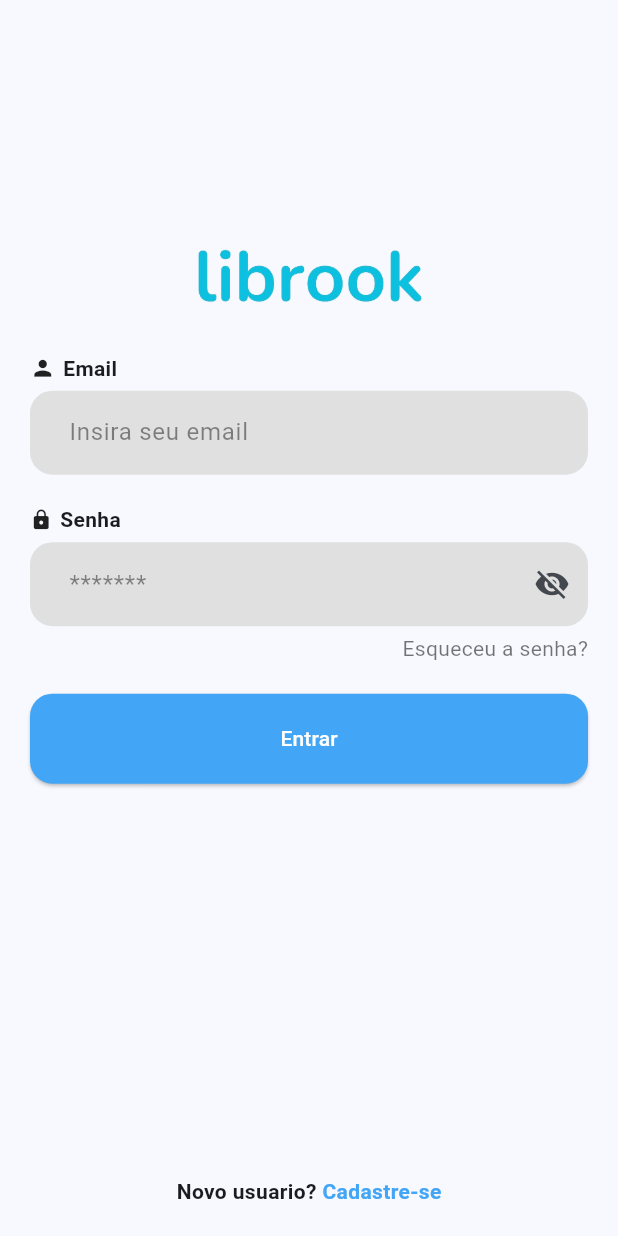
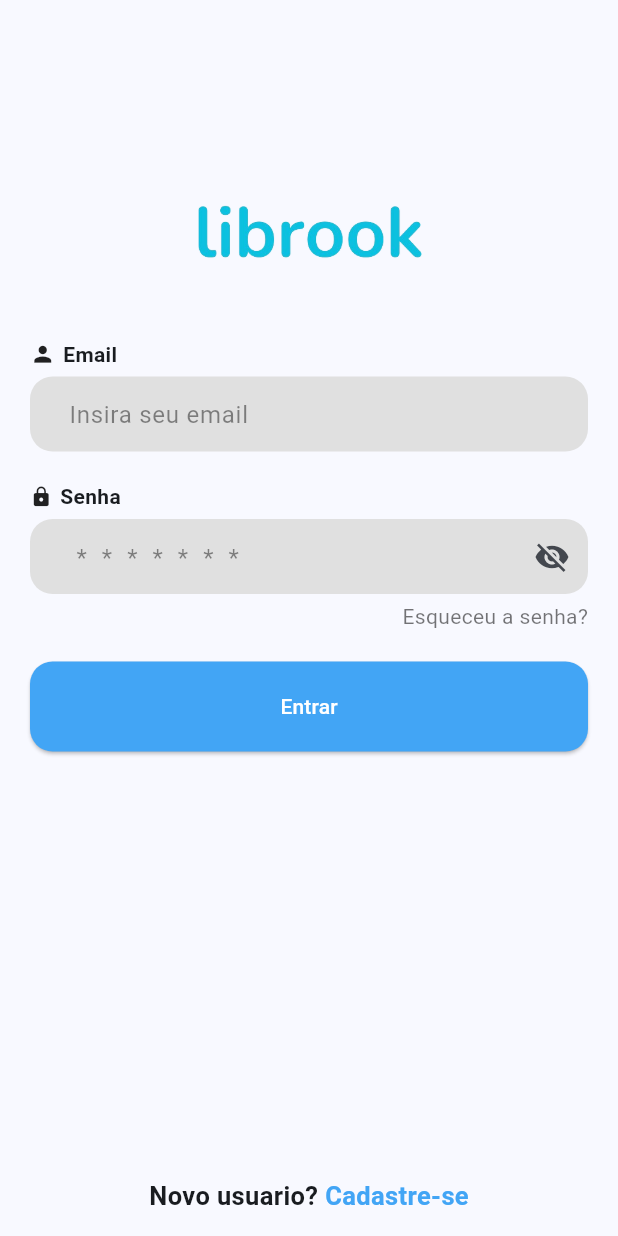
Before and after one commit to gabrieuu/book_app, a Flutter app: the screen it shows after launch, on a phone screen of 412 x 824 dp. Run offline on Flutter 3.47's test engine with Material 3 defaults, Android fonts, the phone set to English and light mode, and no system bars; our stand-ins replace dio, flutter_mobx, flutter_modular, get, hive, hive_flutter and 3 more; accounts and stored records are empty; generated files the repository leaves out were written again.

Commit message:
altera layout tela de login

```diff
--- a/lib/modules/auth/auth_module.dart
+++ b/lib/modules/auth/auth_module.dart
@@ -10,7 +10,7 @@ class AuthModule extends Module{
   @override
   void exportedBinds(Injector i) {
     i.addInstance<AuthRepository>(AuthRepository());
-    i.addLazySingleton<AuthController>(() => AuthController(i.get()));
+    i.addInstance<AuthController>(AuthController(i.get()));
     i.addInstance<UserRepository>(UserRepository(i.get()));
     i.addLazySingleton<UserController>(() => UserController(i.get()));
   }
--- a/lib/modules/auth/page/login_page.dart
+++ b/lib/modules/auth/page/login_page.dart
@@ -28,14 +28,16 @@ class _LoginPageState extends State<LoginPage> {
   @override
   Widget build(BuildContext context) {
     return Scaffold(
+      key: controller.scaffoldKeyLoginPage,
       resizeToAvoidBottomInset: false,
       body: Padding(
         padding: const EdgeInsets.symmetric(horizontal: 20),
         child: Column(
           crossAxisAlignment: CrossAxisAlignment.end,
           children: [
-            Expanded(
-              flex: 2,
+            Observer(builder: (_) {
+              return Flexible(
+                flex: !controller.isLogin ? 2 : 1,
                 child: Align(
                   alignment: Alignment.bottomCenter,
                   child: SizedBox(
@@ -47,14 +49,93 @@ class _LoginPageState extends State<LoginPage> {
                     ),
                   ),
                 ),
-            ),
-            Expanded(
-                flex: 4,
+              );
+            }),
+
+            Observer(builder: (context) {
+              return Expanded(
+                flex: controller.isLogin ? 3 : 5,
                 child: Form(
                   key: controller.formKey,
                   child: Column(
                     crossAxisAlignment: CrossAxisAlignment.end,
                     children: [
+                      Observer(
+                        builder: (context) {
+                          return (controller.isLogin)
+                              ? SizedBox()
+                              : Container(
+                                  constraints: BoxConstraints(
+                                    maxWidth: 400,
+                                  ),
+                                  child: Column(
+                                    crossAxisAlignment:
+                                        CrossAxisAlignment.start,
+                                    children: [
+                                      Padding(
+                                        padding:
+                                            const EdgeInsets.only(bottom: 5),
+                                        child: Row(
+                                          children: [
+                                            Icon(
+                                              Icons.person,
+                                              size: 17,
+                                            ),
+                                            SizedBox(
+                                              width: 5,
+                                            ),
+                                            const Text(
+                                              'Nome',
+                                              style: TextStyle(
+                                                  fontWeight: FontWeight.bold),
+                                            ),
+                                          ],
+                                        ),
+                                      ),
+                                      Container(
+                                        height: 50,
+                                        padding: EdgeInsets.only(left: 10),
+                                        decoration: BoxDecoration(
+                                          color: Colors.grey[300],
+                                          borderRadius:
+                                              BorderRadius.circular(15),
+                                        ),
+                                        child: TextFormField(
+                                          validator: (value) =>
+                                              controller.validarNome(value!),
+                                          controller: controller.name,
+                                          textAlignVertical:
+                                              TextAlignVertical.bottom,
+                                          decoration: const InputDecoration(
+                                            hintText: "Insira seu nome",
+                                            hintStyle: TextStyle(
+                                                color: Colors.black45),
+                                            border: OutlineInputBorder(
+                                                borderSide: BorderSide.none),
+                                          ),
+                                        ),
+                                      ),
+                                      Observer(
+                                        builder: (context) {
+                                          return (controller
+                                                  .erroNome.isNotEmpty)
+                                              ? Text(
+                                                  controller.erroNome,
+                                                  style: TextStyle(
+                                                      color: Colors.red,
+                                                      fontSize: 12),
+                                                )
+                                              : SizedBox();
+                                        },
+                                      )
+                                    ],
+                                  ),
+                                );
+                        },
+                      ),
+                      SizedBox(
+                        height: 20,
+                      ),
                       Container(
                         constraints: BoxConstraints(
                           maxWidth: 400,
@@ -82,14 +163,17 @@ class _LoginPageState extends State<LoginPage> {
                               ),
                             ),
                             Container(
+                              height: 50,
                               padding: EdgeInsets.only(left: 10),
                               decoration: BoxDecoration(
                                 color: Colors.grey[300],
                                 borderRadius: BorderRadius.circular(15),
                               ),
                               child: TextFormField(
-                                validator: (value) => controller.validarEmail(value!),
+                                validator: (value) =>
+                                    controller.validarEmail(value!),
                                 controller: controller.email,
+                                textAlignVertical: TextAlignVertical.bottom,
                                 decoration: const InputDecoration(
                                   hintText: "Insira seu email",
                                   hintStyle: TextStyle(color: Colors.black45),
@@ -98,18 +182,20 @@ class _LoginPageState extends State<LoginPage> {
                                 ),
                               ),
                             ),
-                            Observer(builder: (context) {
+                            Observer(
+                              builder: (context) {
                                 return (controller.erroEmail.isNotEmpty)
                                     ? Text(
                                         controller.erroEmail,
-                                      style: TextStyle(color: Colors.red, fontSize: 12),
+                                        style: TextStyle(
+                                            color: Colors.red, fontSize: 12),
                                       )
                                     : SizedBox();
-                            },)
+                              },
+                            )
                           ],
                         ),
                       ),
-
                       SizedBox(
                         height: 20,
                       ),
@@ -140,6 +226,7 @@ class _LoginPageState extends State<LoginPage> {
                               ),
                             ),
                             Container(
+                              height: 50,
                               padding: EdgeInsets.only(left: 10),
                               decoration: BoxDecoration(
                                 color: Colors.grey[300],
@@ -148,12 +235,15 @@ class _LoginPageState extends State<LoginPage> {
                               child: Observer(builder: (_) {
                                 return TextFormField(
                                   obscureText: !controller.passwordVisibility,
+                                  textAlignVertical: TextAlignVertical.bottom,
                                   validator: (value) =>
                                       controller.validarSenha(value!),
                                   controller: controller.password,
                                   decoration: InputDecoration(
                                     hintText: "*******",
-                                    labelStyle: TextStyle(letterSpacing: 10),
+                                    hintStyle: TextStyle(
+                                        color: Colors.black45,
+                                        letterSpacing: 10),
                                     suffixIcon: IconButton(
                                         onPressed: () {
                                           controller.togglePasswordVisibility();
@@ -162,21 +252,23 @@ class _LoginPageState extends State<LoginPage> {
                                             (controller.passwordVisibility)
                                                 ? Icons.visibility
                                                 : Icons.visibility_off)),
-                                    hintStyle: TextStyle(color: Colors.black45),
                                     border: OutlineInputBorder(
                                         borderSide: BorderSide.none),
                                   ),
                                 );
                               }),
                             ),
-                            Observer(builder: (context) {
+                            Observer(
+                              builder: (context) {
                                 return (controller.erroSenha.isNotEmpty)
                                     ? Text(
                                         controller.erroSenha,
-                                      style: TextStyle(color: Colors.red, fontSize: 12),
+                                        style: TextStyle(
+                                            color: Colors.red, fontSize: 12),
                                       )
                                     : SizedBox();
-                            },)
+                              },
+                            )
                           ],
                         ),
                       ),
@@ -190,19 +282,24 @@ class _LoginPageState extends State<LoginPage> {
                       SizedBox(
                         height: 20,
                       ),
-                      Observer(builder: (context) {
+                      Observer(
+                        builder: (context) {
                           return (controller.loginIsLoading)
                               ? Center(
                                   child: CircularProgressIndicator(),
-                        ) : ElevatedButton(
+                                )
+                              : ElevatedButton(
                                   onPressed: () async {
-                          if (controller.formKey.currentState!.validate() && controller.erroEmail.isEmpty && controller.erroSenha.isEmpty) {
+                                    if (controller.formKey.currentState!
+                                            .validate() &&
+                                        controller.erroEmail.isEmpty &&
+                                        controller.erroSenha.isEmpty) {
+                                      controller.formKey.currentState!.save();
                                       if (controller.isLogin) {
                                         await controller.login();
                                       } else {
                                         await controller.createuser();
                                       }
-
                                     }
                                   },
                                   style: ElevatedButton.styleFrom(
@@ -215,30 +312,39 @@ class _LoginPageState extends State<LoginPage> {
                                   child: Container(
                                       height: 60,
                                       width: double.infinity,
-                            constraints: BoxConstraints(maxWidth: 350),
+                                      constraints:
+                                          BoxConstraints(maxWidth: 350),
                                       child: Center(child: Text('Entrar'))),
                                 );
-                      },)
-                    ],
+                        },
                       ),
-                )),
-            Expanded(
+                      Flexible(
                         child: Align(
                           alignment: Alignment.bottomCenter,
                           child: Padding(
-                  padding: const EdgeInsets.only(bottom: 20),
+                            padding: const EdgeInsets.only(bottom: 15),
                             child: Row(
                               mainAxisAlignment: MainAxisAlignment.center,
                               children: [
                                 Text(
                                   'Novo usuario? ',
-                        style: TextStyle(fontWeight: FontWeight.bold),
+                                  style: TextStyle(
+                                      fontWeight: FontWeight.bold,
+                                      fontSize: 17),
                                 ),
-                      Text(
-                        'Cadastre-se',
+                                InkWell(
+                                  onTap: controller.toggleRegistrar,
+                                  child: Observer(builder: (_) {
+                                    return Text(
+                                      controller.isLogin
+                                          ? 'Cadastre-se'
+                                          : 'Login',
                                       style: TextStyle(
+                                          fontSize: 17,
                                           color: Colors.blue[400],
                                           fontWeight: FontWeight.bold),
+                                    );
+                                  }),
                                 ),
                               ],
                             ),
@@ -247,97 +353,11 @@ class _LoginPageState extends State<LoginPage> {
                       )
                     ],
                   ),
+                ));
+            },)
+          ],
+        ),
       ),
     );
   }
 }
-
-
-
-// Scaffold(
-//       body: Padding(
-//         padding: const EdgeInsets.symmetric(horizontal: 20),
-//         child: Form(
-//           key: controller.formKey,
-//           child: Column(
-//             crossAxisAlignment: CrossAxisAlignment.center,
-//             mainAxisAlignment: MainAxisAlignment.center,
-//             children: [
-//               Text("Login"),
-//               const SizedBox(height: 20,),
-
-//               Observer(builder: (_) {
-//                  return Visibility(
-//               visible: !controller.isLogin,
-//               child:  TextFormField(
-//                 validator: (value) => controller.validarNome(value!),
-//                 controller: controller.name,
-//                 decoration: const InputDecoration(
-//                   labelText: "Name",
-//                   border: OutlineInputBorder(),
-//                 ),
-//               ),
-//             );
-//               },
-//               ),
-
-
-
-//               const SizedBox(
-//                 height: 25,
-//               ),
-
-//               TextFormField(
-//                 validator: (value) => controller.validarEmail(value!),
-//                 controller: controller.email,
-//                 decoration: const InputDecoration(
-//                   labelText: "Email",
-//                   border: OutlineInputBorder(),
-//                 ),
-//               ),
-
-//               const SizedBox(
-//                 height: 25,
-//               ),
-
-//               TextFormField(
-//                 validator: (value) => controller.validarSenha(value!),
-//                 obscureText: true,
-//                 controller: controller.password,
-//                 decoration: const InputDecoration(
-//                   labelText: "Password",
-//                   border: OutlineInputBorder(),
-//                 ),
-//               ),
-
-//               const SizedBox(
-//                 height: 25,
-//               ),
-//               ElevatedButton(
-//                 onPressed: () async{
-//                   if(controller.formKey.currentState!.validate()){
-//                     if(controller.isLogin){
-//                       await controller.login();
-//                     }else{
-//                       await controller.createuser();
-//                     }
-//                     Modular.to.navigate('/initial');
-//                   }
-//                 },
-//                 style: ElevatedButton.styleFrom(
-//                     fixedSize: const Size.fromWidth(200),
-//                     padding: const EdgeInsets.symmetric(vertical: 20)),
-//                 child: Text("SignIn"),
-//               ),
-
-//               TextButton(onPressed:() {
-//                controller.toggleRegistrar();
-//               }, child: Observer(builder: (_) {
-//                  return Text(controller.botaoCadastrar);
-//               },
-//               ))
-//             ],
-//           ),
-//         ),
-//       ),
-//     );
--- a/lib/modules/books/page/book_page.dart
+++ b/lib/modules/books/page/book_page.dart
@@ -62,6 +62,7 @@ class _BookPageState extends State<BookPage> {
           preferredSize: const Size.fromHeight(60),
           child: Observer(builder: (context) {
             return AppBarWidget(
+              hintText: 'Busque um Livro',
             searchIsSelect: bookStore.searchIsSelect,
             textFieldOnChanged: (string) async {
                           if (bookStore.searchBook.text.isEmpty) {
--- a/pubspec.yaml
+++ b/pubspec.yaml
@@ -46,6 +46,7 @@ dependencies:
   path_provider: ^2.1.3
   hive_flutter: ^1.1.0
   shimmer: ^3.0.0
+  crypto: ^3.0.3
 
 dev_dependencies:
   flutter_test:
```
Also changed, not shown: lib/modules/auth/controller/auth_controller.dart (+31 -7 lines), lib/modules/auth/repository/auth_repository.dart (+8 -3 lines), lib/modules/home/page/home_page.dart (+13 -0 lines), lib/modules/home/widgets/appbar.dart (+6 -5 lines), lib/modules/auth/controller/auth_controller.g.dart, pubspec.lock. Lines whose indentation alone changed are shown as unchanged.
